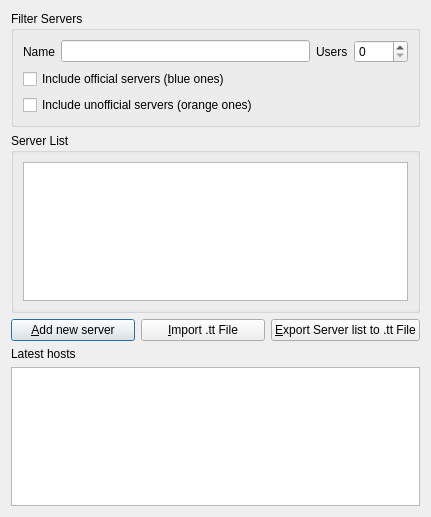
BearWare/TeamTalk5, file Client/qtTeamTalk/serverlist.ui: the form before one commit.
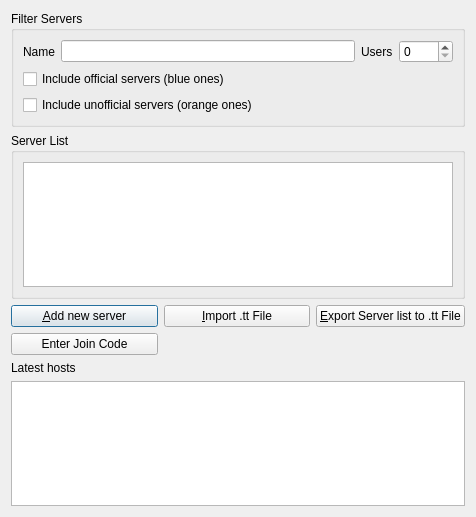
The form after the commit. Custom widgets are drawn as their Qt base class.

Commit message:
Generate Join Code for privately published server
Enter join code in Server List dialog and see join code in Edit Server
dialog.

Diff of the .ui file:
```diff
--- a/Client/qtTeamTalk/serverlist.ui
+++ b/Client/qtTeamTalk/serverlist.ui
@@ -6,7 +6,7 @@
    <rect>
     <x>0</x>
     <y>0</y>
-    <width>431</width>
+    <width>476</width>
     <height>517</height>
    </rect>
   </property>
@@ -104,28 +104,35 @@
     </widget>
    </item>
    <item>
-    <layout class="QHBoxLayout" name="horizontalLayout">
-     <item>
+    <layout class="QGridLayout" name="gridLayout">
+     <item row="0" column="0">
       <widget class="QPushButton" name="newsrvButton">
        <property name="text">
         <string>&amp;Add new server</string>
        </property>
       </widget>
      </item>
-     <item>
-      <widget class="QPushButton" name="impttButton">
-       <property name="text">
-        <string>&amp;Import .tt File</string>
-       </property>
-      </widget>
-     </item>
-     <item>
+     <item row="0" column="2">
       <widget class="QPushButton" name="expttButton">
        <property name="text">
         <string>&amp;Export Server list to .tt File</string>
        </property>
       </widget>
      </item>
+     <item row="0" column="1">
+      <widget class="QPushButton" name="impttButton">
+       <property name="text">
+        <string>&amp;Import .tt File</string>
+       </property>
+      </widget>
+     </item>
+     <item row="1" column="0">
+      <widget class="QPushButton" name="joincodeButton">
+       <property name="text">
+        <string>Enter Join Code</string>
+       </property>
+      </widget>
+     </item>
     </layout>
    </item>
    <item>
```
Left out of the diff: 4 changed lines with no effect on the pictures. The commit also changes 9 other files.
